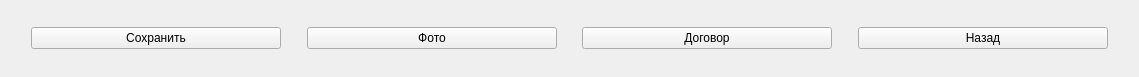
First picture: the form in src/core/corewidget/buttonswidget.ui, repository Arox/makler, before the edit.
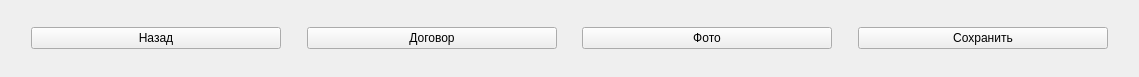
Second picture: the form after the edit.

```diff
--- a/src/core/corewidget/buttonswidget.ui
+++ b/src/core/corewidget/buttonswidget.ui
@@ -30,7 +30,7 @@
       </spacer>
      </item>
      <item>
-      <widget class="QPushButton" name="mpBack">
+      <widget class="QPushButton" name="mpNoSave">
        <property name="minimumSize">
         <size>
          <width>250</width>
@@ -38,7 +38,7 @@
         </size>
        </property>
        <property name="text">
-        <string>Сохранить</string>
+        <string>Назад</string>
        </property>
       </widget>
      </item>
@@ -55,32 +55,6 @@
        </property>
       </spacer>
      </item>
-     <item>
-      <widget class="QPushButton" name="mpPhoto">
-       <property name="minimumSize">
-        <size>
-         <width>250</width>
-         <height>0</height>
-        </size>
-       </property>
-       <property name="text">
-        <string>Фото</string>
-       </property>
-      </widget>
-     </item>
-     <item>
-      <spacer name="horizontalSpacer_4">
-       <property name="orientation">
-        <enum>Qt::Horizontal</enum>
-       </property>
-       <property name="sizeHint" stdset="0">
-        <size>
-         <width>40</width>
-         <height>20</height>
-        </size>
-       </property>
-      </spacer>
-     </item>
      <item>
       <widget class="QPushButton" name="mpOrder">
        <property name="minimumSize">
@@ -94,6 +68,32 @@
        </property>
       </widget>
      </item>
+     <item>
+      <spacer name="horizontalSpacer_4">
+       <property name="orientation">
+        <enum>Qt::Horizontal</enum>
+       </property>
+       <property name="sizeHint" stdset="0">
+        <size>
+         <width>40</width>
+         <height>20</height>
+        </size>
+       </property>
+      </spacer>
+     </item>
+     <item>
+      <widget class="QPushButton" name="mpPhoto">
+       <property name="minimumSize">
+        <size>
+         <width>250</width>
+         <height>0</height>
+        </size>
+       </property>
+       <property name="text">
+        <string>Фото</string>
+       </property>
+      </widget>
+     </item>
      <item>
       <spacer name="horizontalSpacer_5">
        <property name="orientation">
@@ -108,7 +108,7 @@
       </spacer>
      </item>
      <item>
-      <widget class="QPushButton" name="mpNoSave">
+      <widget class="QPushButton" name="mpBack">
        <property name="minimumSize">
         <size>
          <width>250</width>
@@ -116,7 +116,7 @@
         </size>
        </property>
        <property name="text">
-        <string>Назад</string>
+        <string>Сохранить</string>
        </property>
       </widget>
      </item>
```
